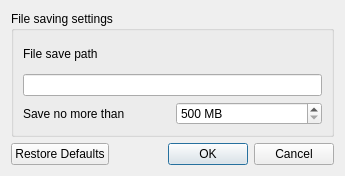
The window that desktop/gui/settingsdialog.ui (LuxoftLab/ShareClipboard) describes before a commit, drawn with Qt 5.
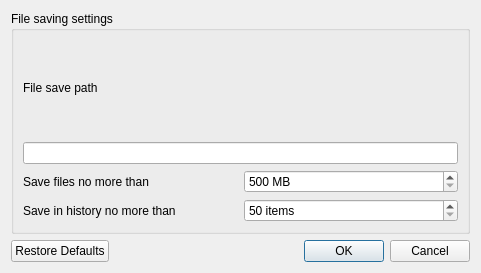
The same window after the commit.

Commit message: max history size setting works

```diff
--- a/desktop/gui/settingsdialog.ui
+++ b/desktop/gui/settingsdialog.ui
@@ -6,14 +6,14 @@
    <rect>
     <x>0</x>
     <y>0</y>
-    <width>345</width>
-    <height>176</height>
+    <width>481</width>
+    <height>273</height>
    </rect>
   </property>
   <property name="windowTitle">
    <string>Dialog</string>
   </property>
-  <layout class="QVBoxLayout" name="verticalLayout">
+  <layout class="QVBoxLayout" name="verticalLayout_4">
    <item>
     <widget class="QGroupBox" name="groupBox">
      <property name="title">
@@ -39,7 +39,7 @@
         <item>
          <widget class="QLabel" name="label">
           <property name="text">
-           <string>Save no more than </string>
+           <string>Save files no more than </string>
           </property>
          </widget>
         </item>
@@ -52,6 +52,32 @@
         </item>
        </layout>
       </item>
+      <item>
+       <layout class="QHBoxLayout" name="horizontalLayout_4">
+        <item>
+         <widget class="QLabel" name="label_3">
+          <property name="text">
+           <string>Save in history no more than</string>
+          </property>
+         </widget>
+        </item>
+        <item>
+         <layout class="QVBoxLayout" name="verticalLayout">
+          <item>
+           <layout class="QHBoxLayout" name="horizontalLayout_3">
+            <item>
+             <widget class="QSpinBox" name="itemspinbox">
+              <property name="specialValueText">
+               <string>50 items</string>
+              </property>
+             </widget>
+            </item>
+           </layout>
+          </item>
+         </layout>
+        </item>
+       </layout>
+      </item>
      </layout>
     </widget>
    </item>
```
The commit also changes 9 other files.
